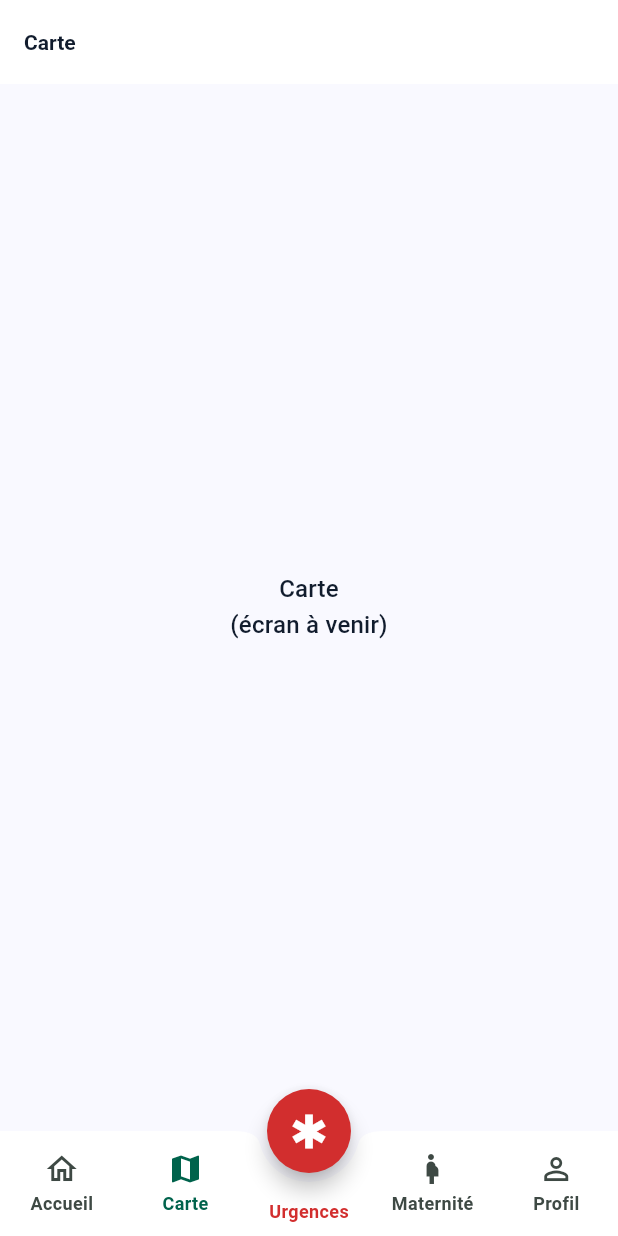
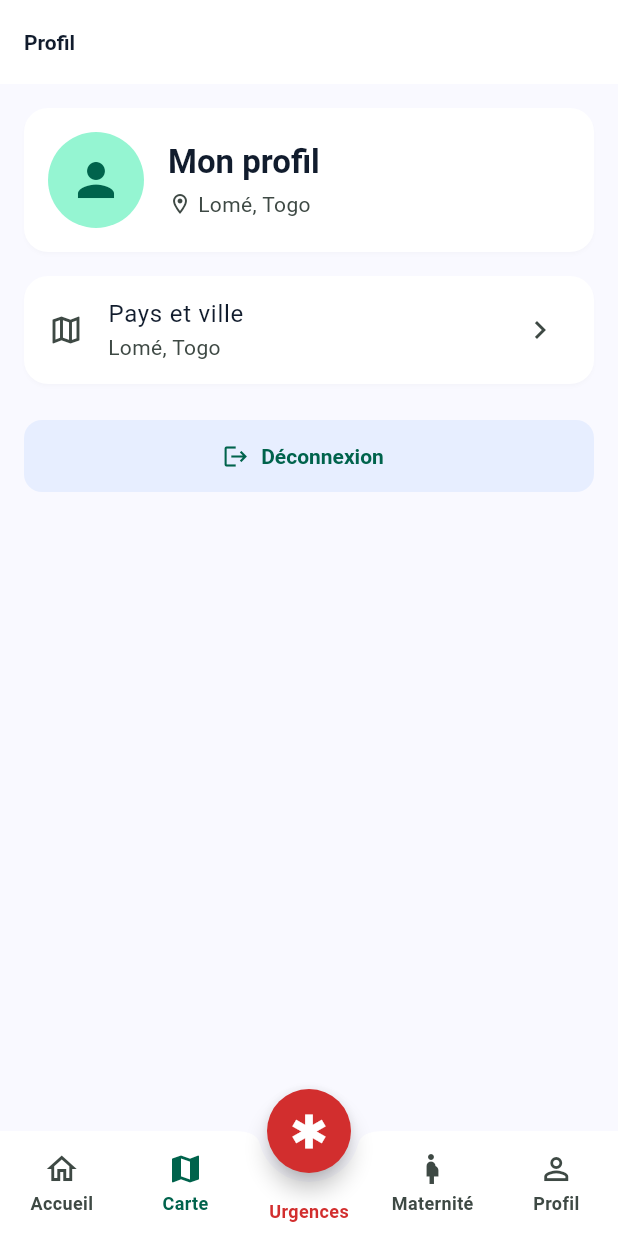
Before and after one commit to BorisDANSOU/MediGuide, a Flutter app: the screen it shows after launch, item 2 of the bottom bar chosen, on a phone screen of 412 x 824 dp. Run offline on Flutter 3.47's test engine with Material 3 defaults, Android fonts, the phone set to English and light mode, and no system bars; our stand-ins replace flutter_riverpod, go_router, shared_preferences.

Commit message:
feat(profile): écran Profil avec sélecteur de pays et déconnexion provisoire

```diff
--- a/lib/config/routes/app_routes.dart
+++ b/lib/config/routes/app_routes.dart
@@ -3,6 +3,7 @@ import 'package:go_router/go_router.dart';
 import '../../features/navigation/presentation/pages/main_shell_page.dart';
 import '../../features/navigation/presentation/widgets/placeholder_page.dart';
 import '../../features/splash/presentation/pages/splash_page.dart';
+import '../../features/user_profile/presentation/pages/profile_page.dart';
 
 /// Chemins des routes centralisés ici : on évite d'écrire '/home'
 /// en dur dans les écrans (source de fautes de frappe).
@@ -44,13 +45,12 @@ final GoRouter appRouter = GoRouter(
           ],
         ),
 
-        // Onglet 1 : Carte (DANSOU : map_page.dart, plus tard)
+        // Onglet 3 : Profil
         StatefulShellBranch(
           routes: [
             GoRoute(
-              path: AppRoutes.map,
-              builder: (context, state) =>
-                  const PlaceholderPage(title: 'Carte'),
+              path: AppRoutes.profile,
+              builder: (context, state) => const ProfilePage(),
             ),
           ],
         ),
--- /dev/null
+++ b/lib/features/user_profile/presentation/pages/profile_page.dart
@@ -0,0 +1,62 @@
+import 'package:flutter/material.dart';
+import 'package:flutter_riverpod/flutter_riverpod.dart';
+
+import '../controllers/user_profile_controller.dart';
+import '../widgets/country_picker_sheet.dart';
+import '../widgets/profile_header_card.dart';
+
+/// Écran Profil
+class ProfilePage extends ConsumerWidget {
+  const ProfilePage({super.key});
+
+  @override
+  Widget build(BuildContext context, WidgetRef ref) {
+    // watch : l'écran se redessine tout seul quand le profil change
+    final profileState = ref.watch(userProfileControllerProvider);
+
+    return Scaffold(
+      appBar: AppBar(title: const Text('Profil')),
+      // when() gère les 3 états possibles d'une donnée asynchrone
+      body: profileState.when(
+        loading: () => const Center(child: CircularProgressIndicator()),
+        error: (error, _) =>
+            Center(child: Text('Impossible de charger le profil.\n$error')),
+        data: (profile) => ListView(
+          padding: const EdgeInsets.all(16),
+          children: [
+            ProfileHeaderCard(profile: profile),
+            const SizedBox(height: 16),
+
+            // Carte "Zone de recherche" : touche pour changer de pays
+            Card(
+              child: ListTile(
+                leading: const Icon(Icons.map_outlined),
+                title: const Text('Pays et ville'),
+                subtitle: Text('${profile.city}, ${profile.country}'),
+                trailing: const Icon(Icons.chevron_right),
+                onTap: () => CountryPickerSheet.show(context),
+              ),
+            ),
+            const SizedBox(height: 24),
+
+            // Déconnexion : à brancher quand l'authentification existera
+            OutlinedButton.icon(
+              onPressed: () {
+                ScaffoldMessenger.of(context).showSnackBar(
+                  const SnackBar(
+                    content: Text(
+                      'Déconnexion disponible après l’intégration '
+                      'de l’authentification.',
+                    ),
+                  ),
+                );
+              },
+              icon: const Icon(Icons.logout),
+              label: const Text('Déconnexion'),
+            ),
+          ],
+        ),
+      ),
+    );
+  }
+}
--- /dev/null
+++ b/lib/features/user_profile/presentation/widgets/profile_header_card.dart
@@ -0,0 +1,66 @@
+import 'package:flutter/material.dart';
+
+import '../../domain/entities/user_profile_entity.dart';
+
+/// Carte du haut : avatar, titre et zone active de l'utilisateur.
+class ProfileHeaderCard extends StatelessWidget {
+  const ProfileHeaderCard({super.key, required this.profile});
+
+  final UserProfileEntity profile;
+
+  @override
+  Widget build(BuildContext context) {
+    final scheme = Theme.of(context).colorScheme;
+    final textTheme = Theme.of(context).textTheme;
+
+    return Card(
+      child: Padding(
+        padding: const EdgeInsets.all(16),
+        child: Row(
+          children: [
+            CircleAvatar(
+              radius: 32,
+              backgroundColor: scheme.primaryContainer,
+              child: Icon(Icons.person, size: 36, color: scheme.primary),
+            ),
+            const SizedBox(width: 16),
+            // Expanded
+            Expanded(
+              child: Column(
+                crossAxisAlignment: CrossAxisAlignment.start,
+                children: [
+                  Text(
+                    'Mon profil',
+                    style: textTheme.titleLarge?.copyWith(
+                      fontWeight: FontWeight.w700,
+                    ),
+                  ),
+                  const SizedBox(height: 4),
+                  Row(
+                    children: [
+                      Icon(
+                        Icons.location_on_outlined,
+                        size: 16,
+                        color: scheme.onSurfaceVariant,
+                      ),
+                      const SizedBox(width: 4),
+                      Flexible(
+                        child: Text(
+                          '${profile.city}, ${profile.country}',
+                          style: textTheme.bodyMedium?.copyWith(
+                            color: scheme.onSurfaceVariant,
+                          ),
+                          overflow: TextOverflow.ellipsis,
+                        ),
+                      ),
+                    ],
+                  ),
+                ],
+              ),
+            ),
+          ],
+        ),
+      ),
+    );
+  }
+}
```
Also changed, not shown: lib/features/user_profile/presentation/widgets/country_picker_sheet.dart (added, +64 -0 lines), 1 other file.
